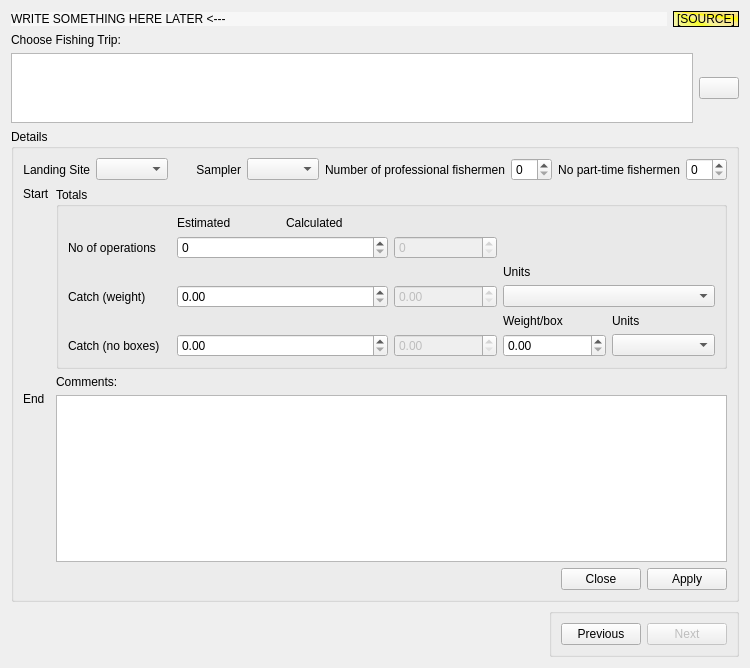
This is app_new/frmtrip.ui in doublebyte1/app_solution as Qt 5 draws it before an edit. The edited form follows.
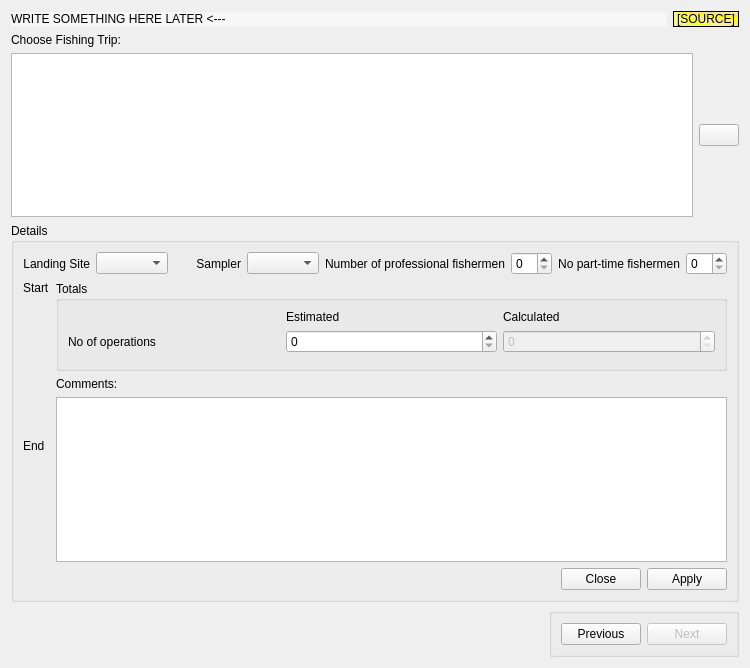
This is the edited form. Icons and pictures are not drawn. Custom widgets are drawn as their Qt base class.

```diff
--- a/app_new/frmtrip.ui
+++ b/app_new/frmtrip.ui
@@ -310,253 +310,58 @@
             </property>
             <layout class="QGridLayout" name="gridLayout_2">
              <item row="0" column="1">
-              <widget class="QLabel" name="label_20">
-               <property name="sizePolicy">
-                <sizepolicy hsizetype="Preferred" vsizetype="Fixed">
-                 <horstretch>0</horstretch>
-                 <verstretch>0</verstretch>
-                </sizepolicy>
-               </property>
+              <widget class="QLabel" name="label">
                <property name="text">
                 <string>Estimated</string>
                </property>
               </widget>
              </item>
-             <item row="0" column="2" colspan="2">
-              <widget class="QLabel" name="label_21">
-               <property name="sizePolicy">
-                <sizepolicy hsizetype="Preferred" vsizetype="Fixed">
-                 <horstretch>0</horstretch>
-                 <verstretch>0</verstretch>
-                </sizepolicy>
-               </property>
+             <item row="0" column="2">
+              <widget class="QLabel" name="label_3">
                <property name="text">
                 <string>Calculated</string>
                </property>
               </widget>
              </item>
              <item row="1" column="0">
-              <widget class="QLabel" name="label_16">
+              <widget class="QLabel" name="label_4">
                <property name="text">
                 <string>No of operations</string>
                </property>
-               <property name="buddy">
-                <cstring>spinNOE</cstring>
-               </property>
               </widget>
              </item>
-             <item row="2" column="4">
-              <widget class="QLabel" name="label_15">
-               <property name="text">
-                <string>Units</string>
-               </property>
-               <property name="buddy">
-                <cstring>cmbWeight</cstring>
-               </property>
-              </widget>
-             </item>
-             <item row="3" column="0">
-              <widget class="QLabel" name="label_17">
-               <property name="text">
-                <string>Catch (weight)</string>
-               </property>
-               <property name="buddy">
-                <cstring>spinCE</cstring>
-               </property>
-              </widget>
-             </item>
-             <item row="3" column="1" colspan="2">
-              <widget class="QDoubleSpinBox" name="spinCE">
-               <property name="sizePolicy">
-                <sizepolicy hsizetype="Minimum" vsizetype="Fixed">
-                 <horstretch>0</horstretch>
-                 <verstretch>0</verstretch>
-                </sizepolicy>
-               </property>
-               <property name="toolTip">
-                <string>Estimated catch (weight)</string>
-               </property>
-               <property name="statusTip">
-                <string>Estimated catch (weight)</string>
-               </property>
-               <property name="whatsThis">
-                <string>Input the estimated catch (weight)</string>
-               </property>
-              </widget>
-             </item>
-             <item row="3" column="3">
-              <widget class="QDoubleSpinBox" name="spinCC">
-               <property name="enabled">
-                <bool>false</bool>
-               </property>
-               <property name="sizePolicy">
-                <sizepolicy hsizetype="Minimum" vsizetype="Fixed">
-                 <horstretch>0</horstretch>
-                 <verstretch>0</verstretch>
-                </sizepolicy>
-               </property>
-               <property name="toolTip">
-                <string>Calculated catch (weight)</string>
-               </property>
-               <property name="statusTip">
-                <string>Calculated catch (weight)</string>
-               </property>
-               <property name="whatsThis">
-                <string>Input the calculated catch (weight)</string>
-               </property>
-              </widget>
-             </item>
-             <item row="3" column="4" colspan="2">
-              <widget class="QComboBox" name="cmbWeight">
-               <property name="toolTip">
-                <string>Weight units for the catch</string>
-               </property>
-               <property name="statusTip">
-                <string>Weight units for the catch</string>
-               </property>
-               <property name="whatsThis">
-                <string>Weight units for the catch</string>
-               </property>
-              </widget>
-             </item>
-             <item row="4" column="4">
-              <widget class="QLabel" name="label">
-               <property name="text">
-                <string>Weight/box</string>
-               </property>
-              </widget>
-             </item>
-             <item row="4" column="5">
-              <widget class="QLabel" name="label_19">
-               <property name="text">
-                <string>Units</string>
-               </property>
-               <property name="buddy">
-                <cstring>cmbBoxes</cstring>
-               </property>
-              </widget>
-             </item>
-             <item row="5" column="0">
-              <widget class="QLabel" name="label_18">
-               <property name="text">
-                <string>Catch (no boxes)</string>
-               </property>
-               <property name="wordWrap">
-                <bool>true</bool>
-               </property>
-               <property name="buddy">
-                <cstring>spinCBE</cstring>
-               </property>
-              </widget>
-             </item>
-             <item row="5" column="1" colspan="2">
-              <widget class="QDoubleSpinBox" name="spinCBE">
-               <property name="sizePolicy">
-                <sizepolicy hsizetype="Minimum" vsizetype="Fixed">
-                 <horstretch>0</horstretch>
-                 <verstretch>0</verstretch>
-                </sizepolicy>
-               </property>
-               <property name="toolTip">
-                <string>Estimated catch (number of boxes)</string>
-               </property>
-               <property name="statusTip">
-                <string>Estimated catch (number of boxes)</string>
-               </property>
-               <property name="whatsThis">
-                <string>Estimated catch (number of boxes)</string>
-               </property>
-              </widget>
-             </item>
-             <item row="5" column="3">
-              <widget class="QDoubleSpinBox" name="spinCBC">
-               <property name="enabled">
-                <bool>false</bool>
-               </property>
-               <property name="toolTip">
-                <string>Calculated catch (number of boxes)</string>
-               </property>
-               <property name="statusTip">
-                <string>Calculated catch (number of boxes)</string>
-               </property>
-               <property name="whatsThis">
-                <string>Calculated catch (number of boxes)</string>
-               </property>
-              </widget>
-             </item>
-             <item row="5" column="4">
-              <widget class="QDoubleSpinBox" name="spinWeight">
-               <property name="sizePolicy">
-                <sizepolicy hsizetype="Minimum" vsizetype="Fixed">
-                 <horstretch>0</horstretch>
-                 <verstretch>0</verstretch>
-                </sizepolicy>
-               </property>
-               <property name="toolTip">
-                <string>Weight/ box</string>
-               </property>
-               <property name="statusTip">
-                <string>Weight/ box</string>
-               </property>
-               <property name="whatsThis">
-                <string>Weight per box</string>
-               </property>
-              </widget>
-             </item>
-             <item row="5" column="5">
-              <widget class="QComboBox" name="cmbBoxes">
-               <property name="toolTip">
-                <string>Weight units for the catch/box</string>
-               </property>
-               <property name="statusTip">
-                <string>Weight units for the catch/box</string>
-               </property>
-               <property name="whatsThis">
-                <string>Weight units for the catch/box</string>
-               </property>
-              </widget>
-             </item>
-             <item row="1" column="3">
-              <widget class="QSpinBox" name="spinNOC">
-               <property name="enabled">
-                <bool>false</bool>
-               </property>
-               <property name="sizePolicy">
-                <sizepolicy hsizetype="Minimum" vsizetype="Fixed">
-                 <horstretch>0</horstretch>
-                 <verstretch>0</verstretch>
-                </sizepolicy>
-               </property>
-               <property name="toolTip">
-                <string>Calculated number of operations</string>
-               </property>
-               <property name="statusTip">
-                <string>Calculated number of operations</string>
-               </property>
-               <property name="whatsThis">
-                <string>Input the calculated number of operations</string>
-               </property>
-              </widget>
-             </item>
-             <item row="1" column="1" colspan="2">
+             <item row="1" column="1">
               <widget class="QSpinBox" name="spinNOE">
-               <property name="sizePolicy">
-                <sizepolicy hsizetype="Minimum" vsizetype="Fixed">
-                 <horstretch>0</horstretch>
-                 <verstretch>0</verstretch>
-                </sizepolicy>
+               <property name="toolTip">
+                <string>Number of fishing operations (estimated)</string>
                </property>
+               <property name="statusTip">
+                <string>Number of fishing operations (estimated)</string>
+               </property>
+               <property name="whatsThis">
+                <string>Number of fishing operations (estimated)</string>
+               </property>
+              </widget>
+             </item>
+             <item row="1" column="2">
+              <widget class="QSpinBox" name="spinNOC">
+               <property name="enabled">
+                <bool>false</bool>
+               </property>
                <property name="toolTip">
-                <string>Estimated number of operations</string>
+                <string>Number of fishing operations (calculated)</string>
                </property>
                <property name="statusTip">
-                <string>Estimated number of operations</string>
+                <string>Number of fishing operations (calculated)</string>
                </property>
                <property name="whatsThis">
-                <string>Input the estimated number of operations</string>
+                <string>Number of fishing operations (calculated)</string>
                </property>
               </widget>
              </item>
+             <item row="2" column="0" colspan="3">
+              <widget class="CatchInputCtrl" name="catchInputCtrl"/>
+             </item>
             </layout>
            </widget>
           </item>
@@ -664,6 +469,11 @@
   </layout>
  </widget>
  <customwidgets>
+  <customwidget>
+   <class>CatchInputCtrl</class>
+   <extends>QWidget</extends>
+   <header>catchinputctrl.h</header>
+  </customwidget>
   <customwidget>
    <class>CustomTimeCtrl</class>
    <extends>QWidget</extends>
```
Left out of the diff: 9 changed lines with no effect on the pictures.
